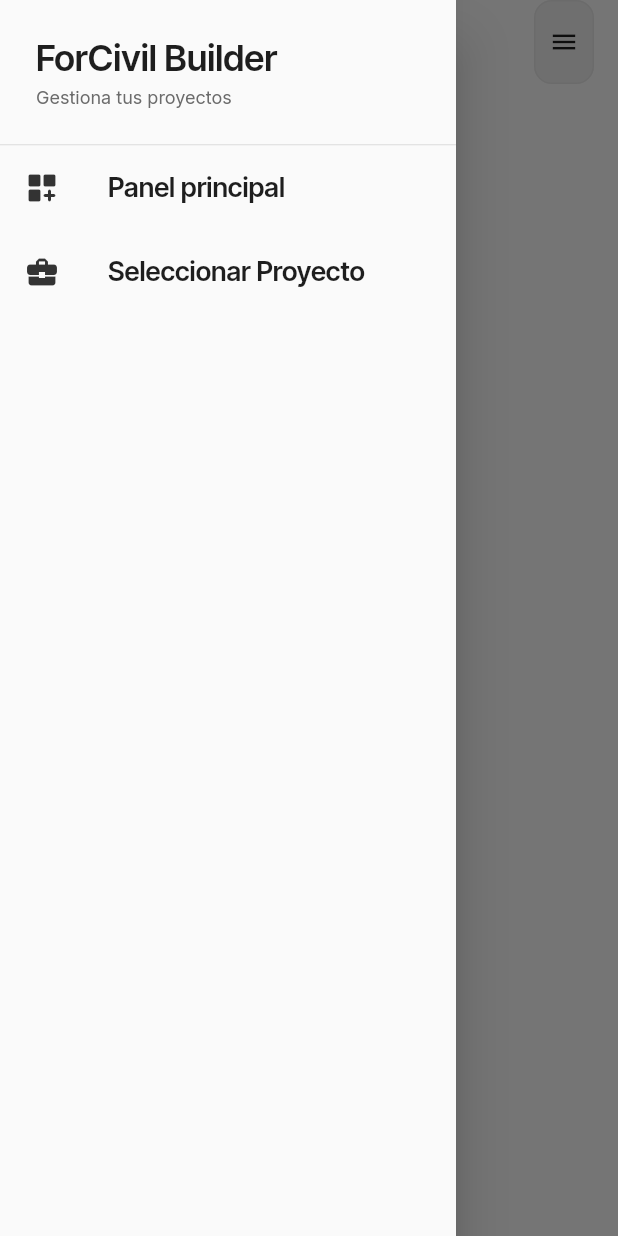
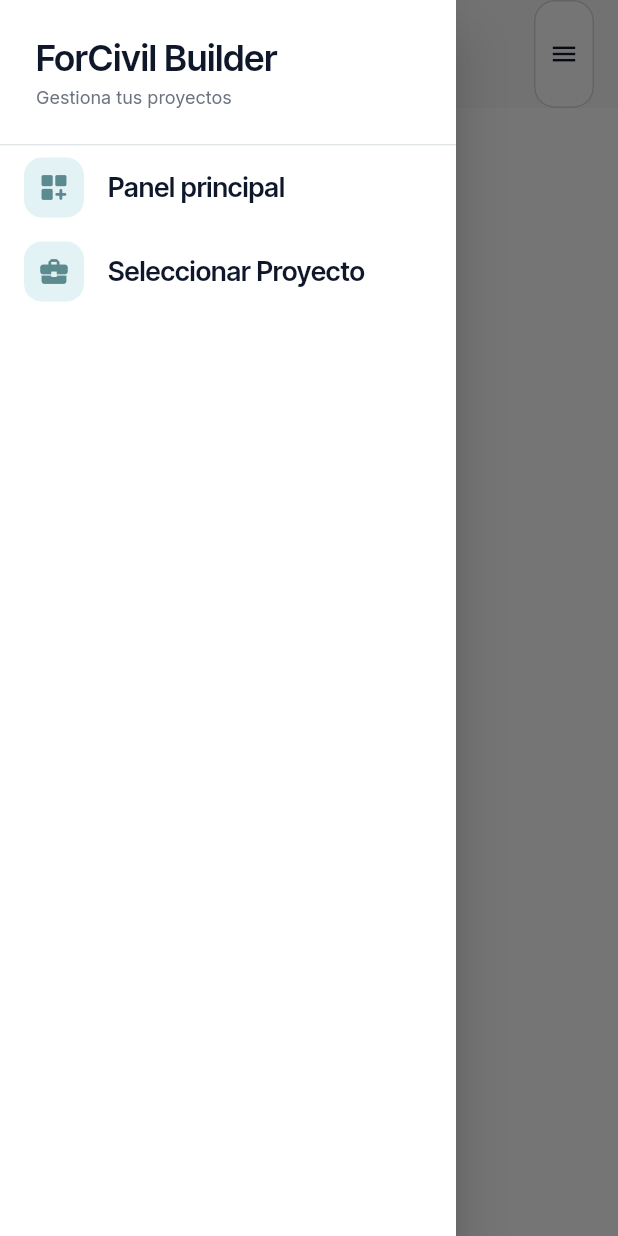
Before and after one commit to Andrius91/ForCivil-Mobile, a Flutter app: the ForCivilLayout screen opened directly with empty values, with the side drawer open, on a phone screen of 412 x 824 dp. Run offline on Flutter 3.47's test engine with Material 3 defaults, Android fonts, the phone set to English and light mode, and no system bars; our stand-ins replace auto_size_text, cached_network_image, easy_debounce, equatable, expandable, flutter_animate and 8 more; missing offline and left inert: aligned_dialog, dart:html, flutter_ringtone_player, json_path, mime_type, mobile_scanner and 1 more; accounts and stored records are empty.

Commit message:
Apply teal slate branding system

```diff
--- a/dependencies/ff_theme/lib/flutter_flow/flutter_flow_theme.dart
+++ b/dependencies/ff_theme/lib/flutter_flow/flutter_flow_theme.dart
@@ -168,48 +168,48 @@ class LightModeTheme extends FlutterFlowTheme {
   @Deprecated('Use tertiary instead')
   Color get tertiaryColor => tertiary;
 
-  late Color primary = const Color(0xFF333333);
-  late Color secondary = const Color(0xFF5BC3D5);
-  late Color tertiary = const Color(0xFF2683C6);
-  late Color alternate = const Color(0xFFEAEAEC);
-  late Color primaryText = const Color(0xFF1E1E1E);
-  late Color secondaryText = const Color(0xFF4B4B4B);
-  late Color primaryBackground = const Color(0xFFFFFFFF);
-  late Color secondaryBackground = const Color(0xFFF2F2F2);
-  late Color accent1 = const Color(0xFF5BC3D5);
-  late Color accent2 = const Color(0xFF2683C6);
-  late Color accent3 = const Color(0xFFF2C04D);
-  late Color accent4 = const Color(0xFFF28A2E);
-  late Color success = const Color(0xFF5BC3D5);
-  late Color warning = const Color(0xFFF2C04D);
-  late Color error = const Color(0xFFE85C4A);
-  late Color info = const Color(0xFF2683C6);
+  late Color primary = const Color(0xFF5B8A8F);
+  late Color secondary = const Color(0xFF4A7176);
+  late Color tertiary = const Color(0xFF06B6D4);
+  late Color alternate = const Color(0xFFF0F4F5);
+  late Color primaryText = const Color(0xFF0F172A);
+  late Color secondaryText = const Color(0xFF6B7280);
+  late Color primaryBackground = const Color(0xFFF8F9FA);
+  late Color secondaryBackground = const Color(0xFFFFFFFF);
+  late Color accent1 = const Color(0xFFE3F2F4);
+  late Color accent2 = const Color(0xFFCFE6E9);
+  late Color accent3 = const Color(0xFFB6D4D8);
+  late Color accent4 = const Color(0xFFA3C8CD);
+  late Color success = const Color(0xFF10B981);
+  late Color warning = const Color(0xFFF59E0B);
+  late Color error = const Color(0xFFEF4444);
+  late Color info = const Color(0xFF06B6D4);
 
-  late Color background = const Color(0xFFFFFFFF);
-  late Color foreground = const Color(0xFF1E1E1E);
+  late Color background = const Color(0xFFF8F9FA);
+  late Color foreground = const Color(0xFF0F172A);
   late Color card = const Color(0xFFFFFFFF);
-  late Color cardforeground = const Color(0xFF1E1E1E);
+  late Color cardforeground = const Color(0xFF0F172A);
   late Color popover = const Color(0xFFFFFFFF);
-  late Color popoverforeground = const Color(0xFF1E1E1E);
-  late Color primarycolor = const Color(0xFF333333);
-  late Color primaryforeground = const Color(0xFFFDFDFD);
-  late Color secondarycolor = const Color(0xFFF2F2F2);
-  late Color secondaryforeground = const Color(0xFF333333);
-  late Color muted = const Color(0xFFEAEAEC);
-  late Color mutedforeground = const Color(0xFF6B6B6B);
-  late Color accent = const Color(0xFF5BC3D5);
-  late Color accentforeground = const Color(0xFF0F172A);
-  late Color destructive = const Color(0xFFE85C4A);
-  late Color destructiveforeground = const Color(0xFFFDFDFD);
-  late Color border = const Color(0xFFEAEAEA);
-  late Color input = const Color(0xFFEAEAEC);
-  late Color ring = const Color(0xFF333333);
-  late Color borderdestructive = const Color(0xFFE85C4A);
-  late Color chart1 = const Color(0xFF2683C6);
-  late Color chart2 = const Color(0xFF5BC3D5);
-  late Color chart3 = const Color(0xFF2A4F8B);
-  late Color chart4 = const Color(0xFFF2C04D);
-  late Color chart5 = const Color(0xFFF28A2E);
+  late Color popoverforeground = const Color(0xFF0F172A);
+  late Color primarycolor = const Color(0xFF5B8A8F);
+  late Color primaryforeground = const Color(0xFFFFFFFF);
+  late Color secondarycolor = const Color(0xFF4A7176);
+  late Color secondaryforeground = const Color(0xFFFFFFFF);
+  late Color muted = const Color(0xFFE2E8F0);
+  late Color mutedforeground = const Color(0xFF6B7280);
+  late Color accent = const Color(0xFF06B6D4);
+  late Color accentforeground = const Color(0xFFFFFFFF);
+  late Color destructive = const Color(0xFFEF4444);
+  late Color destructiveforeground = const Color(0xFFFFFFFF);
+  late Color border = const Color(0xFFD3D9DE);
+  late Color input = const Color(0xFFE6ECEF);
+  late Color ring = const Color(0xFF06B6D4);
+  late Color borderdestructive = const Color(0xFFEF4444);
+  late Color chart1 = const Color(0xFF5B8A8F);
+  late Color chart2 = const Color(0xFF4A7176);
+  late Color chart3 = const Color(0xFF3B5B5F);
+  late Color chart4 = const Color(0xFF06B6D4);
+  late Color chart5 = const Color(0xFFF59E0B);
 }
 
 abstract class Typography {
@@ -380,48 +380,48 @@ class DarkModeTheme extends FlutterFlowTheme {
   @Deprecated('Use tertiary instead')
   Color get tertiaryColor => tertiary;
 
-  late Color primary = const Color(0xFFFDFDFD);
-  late Color secondary = const Color(0xFF5BC3D5);
-  late Color tertiary = const Color(0xFF2683C6);
-  late Color alternate = const Color(0xFF2A2A2E);
-  late Color primaryText = const Color(0xFFFDFDFD);
-  late Color secondaryText = const Color(0xFFE2E2E2);
-  late Color primaryBackground = const Color(0xFF1E1E1E);
-  late Color secondaryBackground = const Color(0xFF141414);
-  late Color accent1 = const Color(0x335BC3D5);
-  late Color accent2 = const Color(0x332683C6);
-  late Color accent3 = const Color(0x33F2C04D);
-  late Color accent4 = const Color(0x33F28A2E);
-  late Color success = const Color(0xFF5BC3D5);
-  late Color warning = const Color(0xFFF2C04D);
-  late Color error = const Color(0xFFE85C4A);
-  late Color info = const Color(0xFF5BC3D5);
+  late Color primary = const Color(0xFFEDF2F4);
+  late Color secondary = const Color(0xFF5B8A8F);
+  late Color tertiary = const Color(0xFF06B6D4);
+  late Color alternate = const Color(0xFF1B2A30);
+  late Color primaryText = const Color(0xFFF8FAFC);
+  late Color secondaryText = const Color(0xFFD1D5DB);
+  late Color primaryBackground = const Color(0xFF0F172A);
+  late Color secondaryBackground = const Color(0xFF15232A);
+  late Color accent1 = const Color(0x334A7176);
+  late Color accent2 = const Color(0x333B5B5F);
+  late Color accent3 = const Color(0x3306B6D4);
+  late Color accent4 = const Color(0x33F59E0B);
+  late Color success = const Color(0xFF10B981);
+  late Color warning = const Color(0xFFF59E0B);
+  late Color error = const Color(0xFFEF4444);
+  late Color info = const Color(0xFF06B6D4);
 
-  late Color background = const Color(0xFF1E1E1E);
-  late Color foreground = const Color(0xFFFDFDFD);
-  late Color card = const Color(0xFF262626);
-  late Color cardforeground = const Color(0xFFFDFDFD);
-  late Color popover = const Color(0xFF1F1F1F);
-  late Color popoverforeground = const Color(0xFFFDFDFD);
-  late Color primarycolor = const Color(0xFFFDFDFD);
-  late Color primaryforeground = const Color(0xFF1E1E1E);
-  late Color secondarycolor = const Color(0xFF27272A);
-  late Color secondaryforeground = const Color(0xFFF4F4F5);
-  late Color muted = const Color(0xFF2D2D30);
+  late Color background = const Color(0xFF0F172A);
+  late Color foreground = const Color(0xFFF8FAFC);
+  late Color card = const Color(0xFF15232A);
+  late Color cardforeground = const Color(0xFFF8FAFC);
+  late Color popover = const Color(0xFF1B2A30);
+  late Color popoverforeground = const Color(0xFFF8FAFC);
+  late Color primarycolor = const Color(0xFF5B8A8F);
+  late Color primaryforeground = const Color(0xFFFFFFFF);
+  late Color secondarycolor = const Color(0xFF4A7176);
+  late Color secondaryforeground = const Color(0xFFF8FAFC);
+  late Color muted = const Color(0xFF1F2F35);
   late Color mutedforeground = const Color(0xFF9CA3AF);
-  late Color accent = const Color(0xFF5BC3D5);
+  late Color accent = const Color(0xFF06B6D4);
   late Color accentforeground = const Color(0xFF0F172A);
-  late Color destructive = const Color(0xFFE85C4A);
-  late Color destructiveforeground = const Color(0xFFFDFDFD);
-  late Color border = const Color(0xFF333333);
-  late Color input = const Color(0xFF333333);
-  late Color ring = const Color(0xFFFDFDFD);
-  late Color borderdestructive = const Color(0xFFE85C4A);
-  late Color chart1 = const Color(0xFF2683C6);
-  late Color chart2 = const Color(0xFF5BC3D5);
-  late Color chart3 = const Color(0xFF2A4F8B);
-  late Color chart4 = const Color(0xFFF2C04D);
-  late Color chart5 = const Color(0xFFF28A2E);
+  late Color destructive = const Color(0xFFEF4444);
+  late Color destructiveforeground = const Color(0xFFF8FAFC);
+  late Color border = const Color(0xFF2B3A41);
+  late Color input = const Color(0xFF2B3A41);
+  late Color ring = const Color(0xFF06B6D4);
+  late Color borderdestructive = const Color(0xFFEF4444);
+  late Color chart1 = const Color(0xFF5B8A8F);
+  late Color chart2 = const Color(0xFF4A7176);
+  late Color chart3 = const Color(0xFF3B5B5F);
+  late Color chart4 = const Color(0xFF06B6D4);
+  late Color chart5 = const Color(0xFFF59E0B);
 }
 
 extension TextStyleHelper on TextStyle {
--- a/lib/flutter_flow/flutter_flow_icon_button.dart
+++ b/lib/flutter_flow/flutter_flow_icon_button.dart
@@ -87,7 +87,8 @@ class _FlutterFlowIconButtonState extends State<FlutterFlowIconButton> {
         (states) {
           if (states.contains(MaterialState.hovered)) {
             return RoundedRectangleBorder(
-              borderRadius: BorderRadius.circular(widget.borderRadius ?? 0),
+              borderRadius:
+                  BorderRadius.circular(widget.borderRadius ?? 12.0),
               side: BorderSide(
                 color: widget.hoverBorderColor ??
                     widget.borderColor ??
@@ -99,13 +100,14 @@ class _FlutterFlowIconButtonState extends State<FlutterFlowIconButton> {
           if (states.contains(WidgetState.focused) &&
               widget.focusBorderSide != null) {
             return RoundedRectangleBorder(
-              borderRadius:
-                  widget.focusBorderRadius ?? BorderRadius.circular(8),
+              borderRadius: widget.focusBorderRadius ??
+                  BorderRadius.circular(widget.borderRadius ?? 12.0),
               side: widget.focusBorderSide!,
             );
           }
           return RoundedRectangleBorder(
-            borderRadius: BorderRadius.circular(widget.borderRadius ?? 0),
+            borderRadius:
+                BorderRadius.circular(widget.borderRadius ?? 12.0),
             side: BorderSide(
               color: widget.borderColor ?? Colors.transparent,
               width: widget.borderWidth ?? 0,
--- a/lib/flutter_flow/flutter_flow_widgets.dart
+++ b/lib/flutter_flow/flutter_flow_widgets.dart
@@ -129,13 +129,14 @@ class _FFButtonWidgetState extends State<FFButtonWidget> {
             : () => widget.onPressed!())
         : null;
 
+    final defaultRadius = BorderRadius.circular(12.0);
     ButtonStyle style = ButtonStyle(
       shape: MaterialStateProperty.resolveWith<OutlinedBorder>((states) {
         if (states.contains(MaterialState.hovered) &&
             widget.options.hoverBorderSide != null) {
           return RoundedRectangleBorder(
             borderRadius:
-                widget.options.borderRadius ?? BorderRadius.circular(8),
+                widget.options.borderRadius ?? defaultRadius,
             side: widget.options.hoverBorderSide!,
           );
         }
@@ -144,12 +145,12 @@ class _FFButtonWidgetState extends State<FFButtonWidget> {
           return RoundedRectangleBorder(
             borderRadius: widget.options.focusBorderRadius ??
                 widget.options.borderRadius ??
-                BorderRadius.circular(8),
+                defaultRadius,
             side: widget.options.focusBorderSide!,
           );
         }
         return RoundedRectangleBorder(
-          borderRadius: widget.options.borderRadius ?? BorderRadius.circular(8),
+          borderRadius: widget.options.borderRadius ?? defaultRadius,
           side: widget.options.borderSide ?? BorderSide.none,
         );
       }),
@@ -183,14 +184,14 @@ class _FFButtonWidgetState extends State<FFButtonWidget> {
       }),
       padding: MaterialStateProperty.all(
         widget.options.padding ??
-            const EdgeInsets.symmetric(horizontal: 12.0, vertical: 4.0),
+            const EdgeInsets.symmetric(horizontal: 24.0, vertical: 14.0),
       ),
       elevation: MaterialStateProperty.resolveWith<double?>((states) {
         if (states.contains(MaterialState.hovered) &&
             widget.options.hoverElevation != null) {
           return widget.options.hoverElevation!;
         }
-        return widget.options.elevation ?? 2.0;
+        return widget.options.elevation ?? 0.0;
       }),
       iconColor: MaterialStateProperty.resolveWith<Color?>((states) {
         if (states.contains(MaterialState.disabled) &&
--- a/lib/widgets/for_civil_layout.dart
+++ b/lib/widgets/for_civil_layout.dart
@@ -32,23 +32,39 @@ class ForCivilLayout extends StatelessWidget {
       drawer: showDrawer ? const _ForCivilDrawer() : null,
       appBar: AppBar(
         backgroundColor: theme.primaryBackground,
+        surfaceTintColor: Colors.transparent,
         automaticallyImplyLeading: false,
         elevation: 0,
+        toolbarHeight: 72,
         title: Row(
           children: [
             Container(
-              width: 40,
-              height: 40,
+              width: 44,
+              height: 44,
               decoration: BoxDecoration(
-                color: theme.primarycolor,
-                borderRadius: BorderRadius.circular(10),
+                gradient: LinearGradient(
+                  colors: [theme.primarycolor, theme.tertiary],
+                  begin: Alignment.topLeft,
+                  end: Alignment.bottomRight,
+                ),
+                borderRadius: BorderRadius.circular(14),
+                boxShadow: [
+                  BoxShadow(
+                    color: theme.primarycolor.withOpacity(0.25),
+                    blurRadius: 18,
+                    offset: const Offset(0, 10),
+                  ),
+                ],
               ),
-              child:
-                  const Icon(Icons.construction, color: Colors.white, size: 22),
+              child: const Icon(Icons.layers, color: Colors.white, size: 22),
             ),
             Text(
               'ForCivil',
-              style: theme.titleLarge,
+              style: theme.titleLarge.override(
+                fontFamily: theme.titleLargeFamily,
+                color: theme.primaryText,
+                fontWeight: FontWeight.w700,
+              ),
             ),
           ].divide(const SizedBox(width: 12)),
         ),
@@ -57,7 +73,7 @@ class ForCivilLayout extends StatelessWidget {
             padding: const EdgeInsetsDirectional.fromSTEB(16, 0, 16, 0),
             child: FlutterFlowIconButton(
               borderColor: theme.border,
-              borderRadius: 12,
+              borderRadius: 14,
               borderWidth: 1,
               buttonSize: 40,
               fillColor: theme.secondaryBackground,
@@ -85,6 +101,7 @@ class _ForCivilDrawer extends StatelessWidget {
   Widget build(BuildContext context) {
     final theme = FlutterFlowTheme.of(context);
     return Drawer(
+      backgroundColor: theme.secondaryBackground,
       child: SafeArea(
         child: Column(
           crossAxisAlignment: CrossAxisAlignment.start,
@@ -94,7 +111,13 @@ class _ForCivilDrawer extends StatelessWidget {
               child: Column(
                 crossAxisAlignment: CrossAxisAlignment.start,
                 children: [
-                  Text('ForCivil Builder', style: theme.headlineSmall),
+                  Text(
+                    'ForCivil Builder',
+                    style: theme.headlineSmall.override(
+                      fontFamily: theme.headlineSmallFamily,
+                      fontWeight: FontWeight.w600,
+                    ),
+                  ),
                   Text(
                     'Gestiona tus proyectos',
                     style: theme.bodyMedium.override(
@@ -104,7 +127,7 @@ class _ForCivilDrawer extends StatelessWidget {
                 ].divide(const SizedBox(height: 4)),
               ),
             ),
-            const Divider(height: 1),
+            Divider(height: 1, color: theme.border),
             _DrawerItem(
               label: 'Panel principal',
               icon: Icons.dashboard_customize_rounded,
@@ -143,8 +166,22 @@ class _DrawerItem extends StatelessWidget {
   Widget build(BuildContext context) {
     final theme = FlutterFlowTheme.of(context);
     return ListTile(
-      leading: Icon(icon, color: theme.primarycolor),
-      title: Text(label, style: theme.titleMedium),
+      leading: Container(
+        width: 40,
+        height: 40,
+        decoration: BoxDecoration(
+          color: theme.accent1,
+          borderRadius: BorderRadius.circular(12),
+        ),
+        child: Icon(icon, color: theme.primarycolor, size: 22),
+      ),
+      title: Text(
+        label,
+        style: theme.titleMedium.override(
+          fontFamily: theme.titleMediumFamily,
+          fontWeight: FontWeight.w600,
+        ),
+      ),
       onTap: onTap,
     );
   }
```
